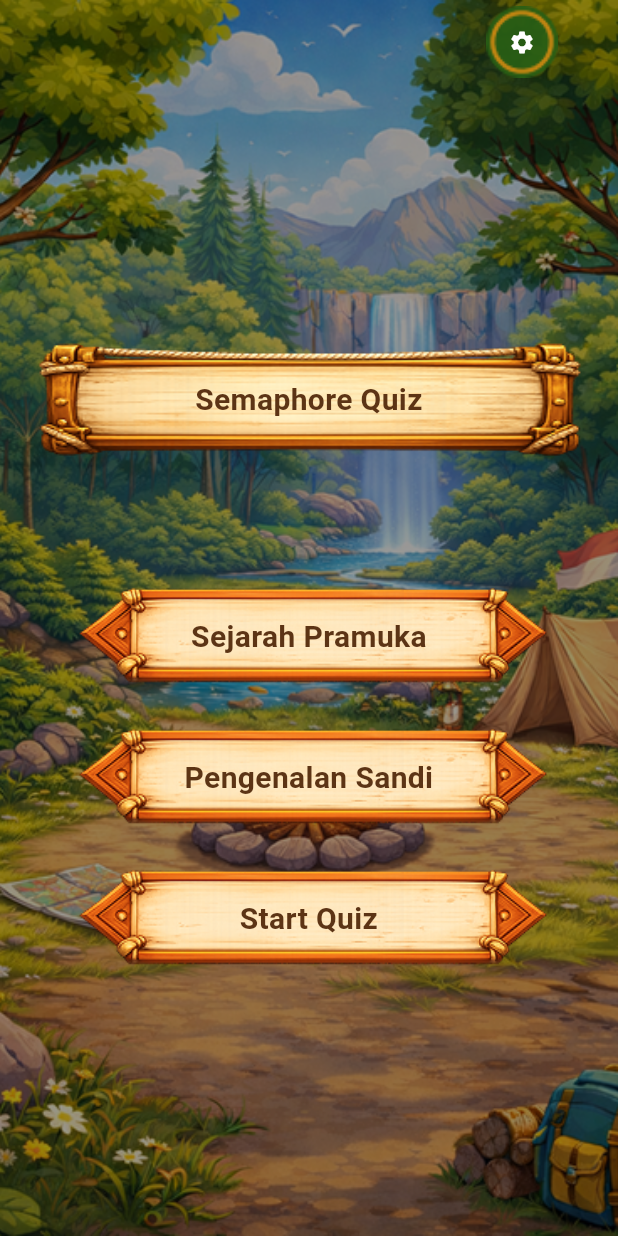
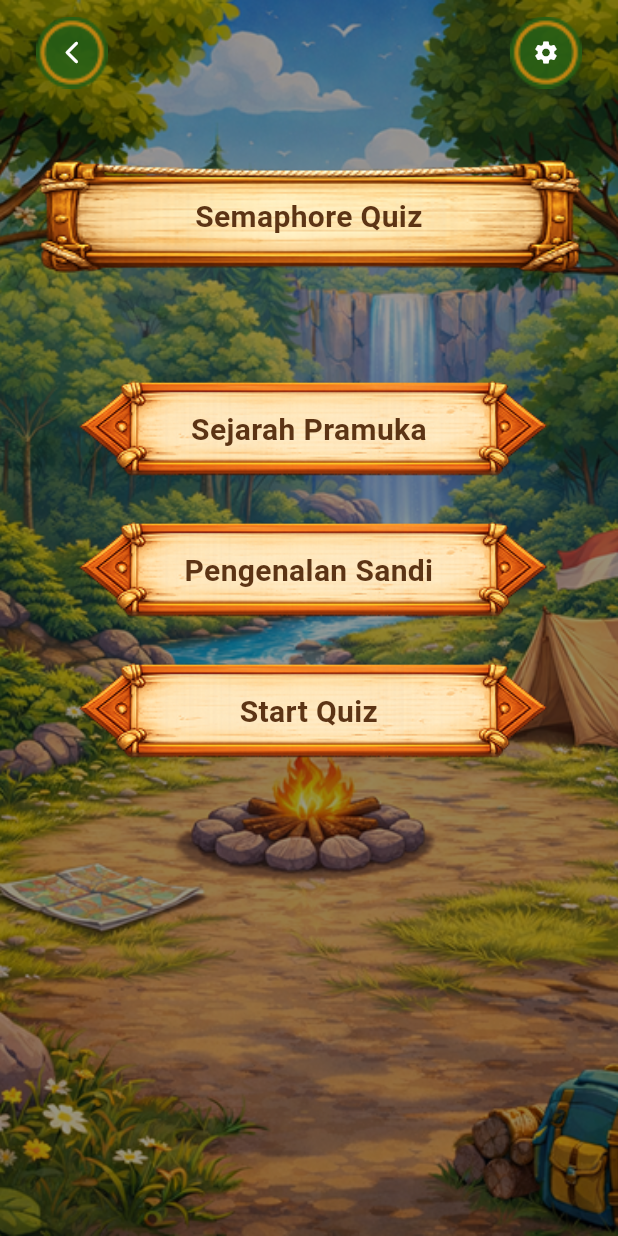
Before and after one commit to nabilhudarizalulhaq/smaphore_quiz, a Flutter app: the screen it shows after launch, after a tap on "Mulai", on a phone screen of 412 x 824 dp. Run offline on Flutter 3.47's test engine with Material 3 defaults, Android fonts, the phone set to English and light mode, and no system bars; our stand-ins replace camera, just_audio; missing offline and left inert: google_mlkit_pose_detection.

Commit message:
fix button setting && backbutton

```diff
--- a/lib/persentaion/home/home.dart
+++ b/lib/persentaion/home/home.dart
@@ -18,7 +18,13 @@ class HomePage extends StatefulWidget {
 class _HomePageState extends State<HomePage> {
   final SettingsController _settingsController = SettingsController();
 
-  void _showSettings() async {
+  @override
+  void initState() {
+    super.initState();
+    AudioService.instance.playBgm();
+  }
+
+  Future<void> _showSettings() async {
     await AudioService.instance.playClick();
 
     if (!mounted) return;
@@ -28,13 +34,18 @@ class _HomePageState extends State<HomePage> {
       barrierDismissible: false,
       builder: (_) => GameSettingsDialog(
         controller: _settingsController,
-        onHome: () => Navigator.pop(context),
         onReplay: () => Navigator.pop(context),
         onMoreGames: () {},
         onMoreSettings: () {},
         onDefaultSkin: () {},
       ),
     );
+  }
+
+  Future<void> _onBackTap() async {
+    await AudioService.instance.playClick();
+    if (!mounted) return;
+    Navigator.of(context).maybePop();
   }
 
   @override
@@ -45,30 +56,39 @@ class _HomePageState extends State<HomePage> {
           Positioned.fill(
             child: Image.asset(HomePage._bgImage, fit: BoxFit.cover),
           ),
-
           Positioned.fill(
             child: Container(color: Colors.black.withOpacity(0.4)),
           ),
-
           SafeArea(
             child: Padding(
               padding: const EdgeInsets.symmetric(horizontal: 24),
               child: Column(
                 children: [
-                  CustomSettingAppBar(onTap: _showSettings),
+                  CustomSettingAppBar(
+                    onBackTap: () {
+                      Navigator.pushReplacementNamed(context, '/onboarding');
+                    },
+                    onSettingTap: _showSettings,
+                    centerTitle: true,
+                    title: const Text(
+                      'Home',
+                      style: TextStyle(
+                        color: Colors.white,
+                        fontSize: 20,
+                        fontWeight: FontWeight.w800,
+                      ),
+                    ),
+                  ),
 
-                  const Spacer(),
-
+                  const SizedBox(height: 36),
                   const MenuImage(title: 'Semaphore Quiz'),
-
-                  const SizedBox(height: 80),
+                  const SizedBox(height: 64),
 
                   const MenuImageButton(
                     title: 'Sejarah Pramuka',
                     icon: Icons.menu_book,
                     routeName: '/learn',
                   ),
-
                   const SizedBox(height: 16),
 
                   const MenuImageButton(
@@ -76,7 +96,6 @@ class _HomePageState extends State<HomePage> {
                     icon: Icons.info_outline,
                     routeName: '/introductioncode',
                   ),
-
                   const SizedBox(height: 16),
 
                   const MenuImageButton(
--- a/lib/persentaion/onboarding/onboardingPage.dart
+++ b/lib/persentaion/onboarding/onboardingPage.dart
@@ -34,14 +34,18 @@ class _OnboardingPageState extends State<OnboardingPage> {
               onPressed: _goToHome,
               style: ElevatedButton.styleFrom(
                 padding: const EdgeInsets.symmetric(vertical: 16),
-                backgroundColor: Colors.black.withOpacity(0.7),
+                backgroundColor: Color(0xFF5C3415).withOpacity(0.7),
                 shape: RoundedRectangleBorder(
                   borderRadius: BorderRadius.circular(12),
                 ),
               ),
               child: const Text(
                 'Mulai',
-                style: TextStyle(fontSize: 16, color: Colors.white),
+                style: TextStyle(
+                  fontSize: 22,
+                  fontWeight: FontWeight.bold,
+                  color: Colors.white,
+                ),
               ),
             ),
           ),
--- a/lib/persentaion/shared/widget/setting.dart
+++ b/lib/persentaion/shared/widget/setting.dart
@@ -4,26 +4,36 @@ class CustomSettingAppBar extends StatelessWidget
     implements PreferredSizeWidget {
   const CustomSettingAppBar({
     super.key,
-    this.imagePath = 'assets/images/back_ic.png',
-    this.icon = Icons.settings,
+    this.backImage = 'assets/images/back_ic.png',
+    this.settingImage = 'assets/images/back_ic.png',
+    this.backIcon = Icons.arrow_back_ios_new_rounded,
+    this.settingIcon = Icons.settings,
     this.iconColor = Colors.white,
-    this.iconSize = 18,
+    this.backIconSize = 18,
+    this.settingIconSize = 18,
     this.height = 70,
     this.size = 48,
-    this.margin = const EdgeInsets.only(right: 16),
-    this.onTap,
+    this.leftMargin = const EdgeInsets.only(left: 0),
+    this.rightMargin = const EdgeInsets.only(right: 0),
+    this.onBackTap,
+    this.onSettingTap,
     this.centerTitle,
     this.title,
   });
 
-  final String imagePath;
-  final IconData icon;
+  final String backImage;
+  final String settingImage;
+  final IconData backIcon;
+  final IconData settingIcon;
   final Color iconColor;
-  final double iconSize;
+  final double backIconSize;
+  final double settingIconSize;
   final double height;
   final double size;
-  final EdgeInsets margin;
-  final VoidCallback? onTap;
+  final EdgeInsets leftMargin;
+  final EdgeInsets rightMargin;
+  final VoidCallback? onBackTap;
+  final VoidCallback? onSettingTap;
   final Widget? title;
   final bool? centerTitle;
 
@@ -32,18 +42,64 @@ class CustomSettingAppBar extends StatelessWidget
 
   @override
   Widget build(BuildContext context) {
-    return AppBar(
-      backgroundColor: Colors.transparent,
-      elevation: 0,
-      scrolledUnderElevation: 0,
-      automaticallyImplyLeading: false,
-      centerTitle: centerTitle,
-      title: title,
-      actions: [
+    return SizedBox(
+      height: height,
+      child: Row(
+        children: [
           Padding(
-          padding: margin,
+            padding: leftMargin,
+            child: _ActionButton(
+              imagePath: backImage,
+              icon: backIcon,
+              iconColor: iconColor,
+              iconSize: backIconSize,
+              size: size,
+              onTap:
+                  onBackTap,
+            ),
+          ),
+          Spacer(),
+          // Expanded(child: Center(child: title ?? const SizedBox.shrink())),
+          Padding(
+            padding: rightMargin,
+            child: _ActionButton(
+              imagePath: settingImage,
+              icon: settingIcon,
+              iconColor: iconColor,
+              iconSize: settingIconSize,
+              size: size,
+              onTap: onSettingTap,
+            ),
+          ),
+        ],
+      ),
+    );
+  }
+}
+
+class _ActionButton extends StatelessWidget {
+  const _ActionButton({
+    required this.imagePath,
+    required this.icon,
+    required this.iconColor,
+    required this.iconSize,
+    required this.size,
+    required this.onTap,
+  });
+
+  final String imagePath;
+  final IconData icon;
+  final Color iconColor;
+  final double iconSize;
+  final double size;
+  final VoidCallback? onTap;
+
+  @override
+  Widget build(BuildContext context) {
+    return Material(
+      color: Colors.transparent,
       child: InkWell(
-            borderRadius: BorderRadius.circular(100),
+        borderRadius: BorderRadius.circular(size / 2),
         onTap: onTap,
         child: SizedBox(
           width: size,
@@ -59,8 +115,6 @@ class CustomSettingAppBar extends StatelessWidget
           ),
         ),
       ),
-        ),
-      ],
     );
   }
 }
```
Also changed, not shown: lib/persentaion/level/menu/levelhome.dart (+4 -4 lines), lib/persentaion/level/selectlevel/level1/levelimage1.dart (renamed from lib/persentaion/level/widget/levelimage1.dart), lib/persentaion/level/selectlevel/level2/levelimage2.dart (renamed from lib/persentaion/level/widget/levelimage2.dart), lib/persentaion/level/selectlevel/level3/levelimage3.dart (renamed from lib/persentaion/level/widget/levelimage3.dart), lib/persentaion/level/selectlevel/level4/levelimage4.dart (renamed from lib/persentaion/level/widget/levelimage4.dart), 1 other file. Lines whose indentation alone changed are shown as unchanged.
